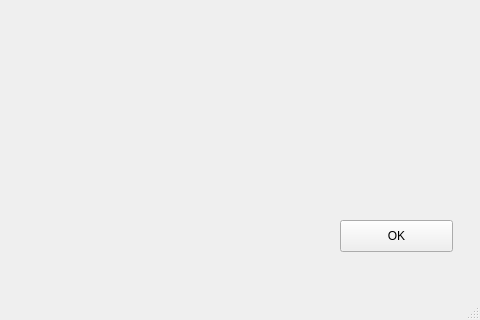
Above: src/ui/advanced_settings.ui from ornlneutronimaging/pyMBIR_UI before the change; both pictures show x 320 to 800 and y 280 to 600 of the 800 by 600 pixel window. Below: the same form after it.
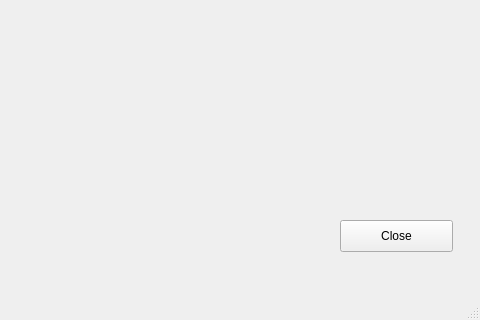
That is the form after the change.

Commit message: password dialog works. this refs #13

```diff
--- a/src/ui/advanced_settings.ui
+++ b/src/ui/advanced_settings.ui
@@ -40,7 +40,7 @@
      </rect>
     </property>
     <property name="text">
-     <string>OK</string>
+     <string>Close</string>
     </property>
    </widget>
   </widget>
```
Left out of the diff: 19 changed lines with no effect on the pictures. The commit also changes 3 other files.
